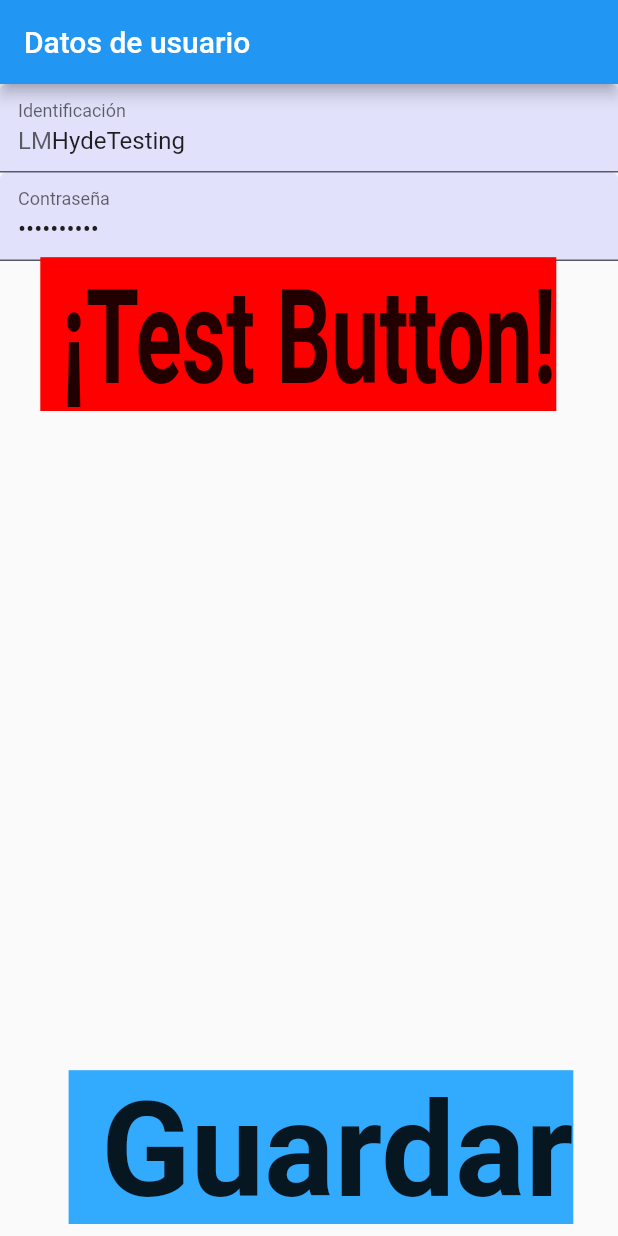
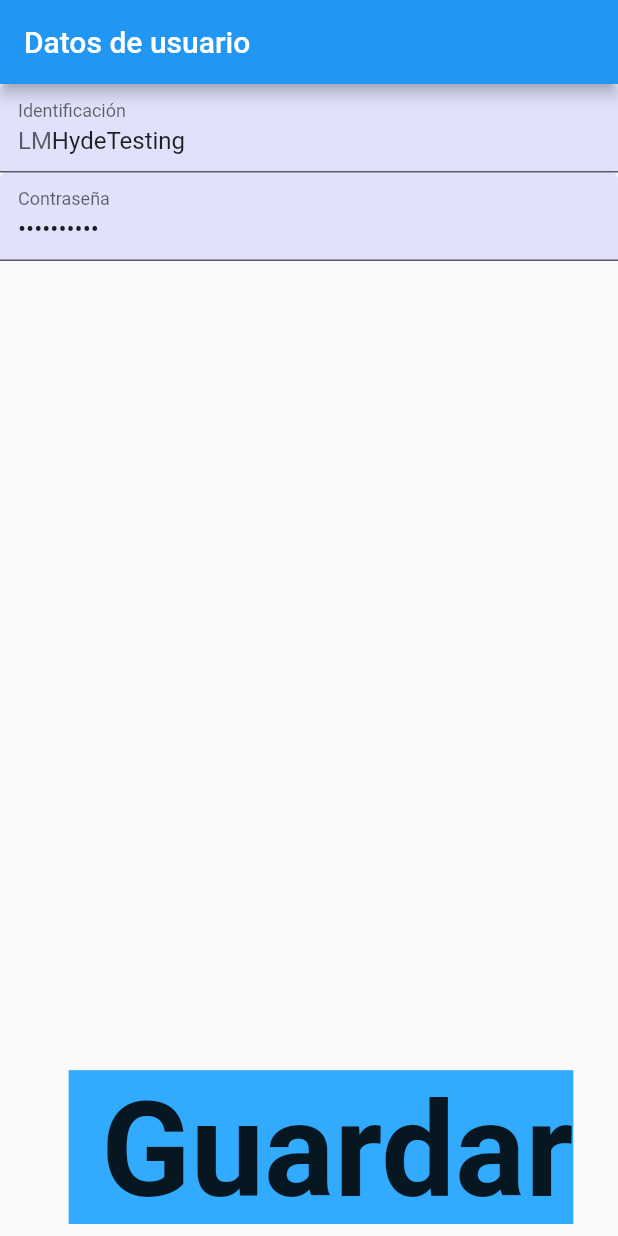
Before and after one commit to hydekyle/Flutter-Taxi-App, a Flutter app: the screen it shows after launch, after a tap on the "local taxi" icon, on a phone screen of 412 x 824 dp. Run offline on Flutter 3.47's test engine with Material 2 defaults, Android fonts, the phone set to English and light mode, and no system bars; our stand-ins replace firebase_core, firebase_database, flutter_secure_storage; missing offline and left inert: nima; accounts and stored records are empty; statements that could not run were skipped.

Commit message:
views refactored

```diff
--- a/lib/views.dart
+++ b/lib/views.dart
@@ -3,10 +3,8 @@ import 'package:provider/provider.dart';
 import 'package:taxi2/models.dart';
 import 'package:nima/nima_actor.dart';
 
-class LoginPage extends StatelessWidget {
-  @override
-  Widget build(BuildContext context) {
-    final saveButton = ButtonBar(
+ButtonBar saveButton(BuildContext context) {
+  return ButtonBar(
     children: <Widget>[
       InkWell(
         onTap: () => Navigator.of(context).pushNamed("/welcome"),
@@ -30,7 +28,10 @@ class LoginPage extends StatelessWidget {
       )
     ],
   );
-    final loginInput = TextFormField(
+}
+
+TextFormField loginInput(BuildContext context) {
+  return TextFormField(
     initialValue: Provider.of<Store>(context, listen: false).getMyUsername(),
     onChanged: (newValue) {
       Provider.of<Store>(context, listen: false).changeUsername(newValue);
@@ -41,7 +42,10 @@ class LoginPage extends StatelessWidget {
         fillColor: Color.fromRGBO(0, 0, 255, 0.1),
         prefixText: "LM"),
   );
-    final passwordInput = TextFormField(
+}
+
+TextFormField passwordInput(BuildContext context) {
+  return TextFormField(
     initialValue: "myPassword",
     onChanged: (newValue) {
       //inputPassword = newValue;
@@ -53,72 +57,11 @@ class LoginPage extends StatelessWidget {
       fillColor: Color.fromRGBO(0, 0, 255, 0.1),
     ),
   );
+}
 
-    final testButton = InkWell(
-      onTap: () => UserConfig().readMyUsername(),
-      child: Center(
-        heightFactor: 1.0,
-        widthFactor: 1.0,
-        child: SizedBox(
-          height: 100.0,
-          width: MediaQuery.of(context).size.width / 1.15,
-          child: FittedBox(
-            fit: BoxFit.fill,
-            child: Text(
-              " Leer usuario ",
-              style: TextStyle(
-                  fontWeight: FontWeight.bold,
-                  backgroundColor: Color.fromRGBO(255, 0, 0, 1.0)),
-            ),
-          ),
-        ),
-      ),
-    );
-
-    final testButton2 = InkWell(
-      onTap: () => UserConfig().saveMyUsername(
-          Provider.of<Store>(context, listen: false).getMyUsername()),
-      child: Center(
-        heightFactor: 1.0,
-        widthFactor: 1.0,
-        child: SizedBox(
-          height: 100.0,
-          width: MediaQuery.of(context).size.width / 1.15,
-          child: FittedBox(
-            fit: BoxFit.fill,
-            child: Text(
-              " Save usuario ",
-              style: TextStyle(
-                  fontWeight: FontWeight.bold,
-                  backgroundColor: Color.fromRGBO(255, 0, 0, 1.0)),
-            ),
-          ),
-        ),
-      ),
-    );
-
-    final testButton3 = InkWell(
-      onTap: () => Provider.of<Store>(context, listen: false)
-          .database
-          .testButton(UserConfig.testingConfig()),
-      child: Center(
-        heightFactor: 1.0,
-        widthFactor: 1.0,
-        child: SizedBox(
-          height: 100.0,
-          width: MediaQuery.of(context).size.width / 1.15,
-          child: FittedBox(
-            fit: BoxFit.fill,
-            child: Text(
-              " ¡Test Button! ",
-              style: TextStyle(
-                  fontWeight: FontWeight.bold,
-                  backgroundColor: Color.fromRGBO(255, 0, 0, 1.0)),
-            ),
-          ),
-        ),
-      ),
-    );
+class LoginPage extends StatelessWidget {
+  @override
+  Widget build(BuildContext context) {
     return MaterialApp(
       title: "Login",
       home: Scaffold(
@@ -127,21 +70,18 @@ class LoginPage extends StatelessWidget {
         ),
         body: Column(
           children: <Widget>[
-            loginInput,
-            passwordInput,
-            testButton3,
+            loginInput(context),
+            passwordInput(context),
           ],
         ),
-        bottomNavigationBar: saveButton,
+        bottomNavigationBar: saveButton(context),
       ),
     );
   }
 }
 
-class WelcomePage extends StatelessWidget {
-  @override
-  Widget build(BuildContext context) {
-    final topBar = AppBar(
+AppBar topBar(BuildContext context) {
+  return AppBar(
     title: Text('Taxi Laguna'),
     actions: <Widget>[
       IconButton(
@@ -152,7 +92,10 @@ class WelcomePage extends StatelessWidget {
       )
     ],
   );
-    final myBody = Column(
+}
+
+Column myBody(BuildContext context) {
+  return Column(
     children: <Widget>[
       Tooltip(
         message: "Taxi Laguna",
@@ -171,19 +114,13 @@ class WelcomePage extends StatelessWidget {
           "¡Hola ${Provider.of<Store>(context, listen: false).userConfig.username}!")
     ],
   );
-    void onStatusButton() {
-      String myName =
-          Provider.of<Store>(context, listen: false).getMyUsername();
-      if (myName.toUpperCase() == "ADMIN")
-        Navigator.of(context).pushNamed("/admin");
-      else
-        print("Vete acostarte");
 }
 
-    final statusButton = ButtonBar(
+ButtonBar statusButton(BuildContext context) {
+  return ButtonBar(
     children: <Widget>[
       InkWell(
-          onTap: () => onStatusButton(),
+        onTap: () => onStatusButton(context),
         child: Center(
           heightFactor: 1.0,
           widthFactor: 1.0,
@@ -204,10 +141,25 @@ class WelcomePage extends StatelessWidget {
       )
     ],
   );
+}
+
+void onStatusButton(BuildContext context) {
+  String myName = Provider.of<Store>(context, listen: false).getMyUsername();
+  if (myName.toUpperCase() == "ADMIN")
+    Navigator.of(context).pushNamed("/admin");
+  else
+    print("Vete acostarte");
+}
+
+class WelcomePage extends StatelessWidget {
+  @override
+  Widget build(BuildContext context) {
     return MaterialApp(
         title: 'Taxi Laguna',
         home: Scaffold(
-            appBar: topBar, body: myBody, bottomNavigationBar: statusButton));
+            appBar: topBar(context),
+            body: myBody(context),
+            bottomNavigationBar: statusButton(context)));
   }
 }
 
@@ -226,3 +178,69 @@ class AdminPage extends StatelessWidget {
     );
   }
 }
+
+// final testButton = InkWell(
+//       onTap: () => UserConfig().readMyUsername(),
+//       child: Center(
+//         heightFactor: 1.0,
+//         widthFactor: 1.0,
+//         child: SizedBox(
+//           height: 100.0,
+//           width: MediaQuery.of(context).size.width / 1.15,
+//           child: FittedBox(
+//             fit: BoxFit.fill,
+//             child: Text(
+//               " Leer usuario ",
+//               style: TextStyle(
+//                   fontWeight: FontWeight.bold,
+//                   backgroundColor: Color.fromRGBO(255, 0, 0, 1.0)),
+//             ),
+//           ),
+//         ),
+//       ),
+//     );
+
+//     final testButton2 = InkWell(
+//       onTap: () => UserConfig().saveMyUsername(
+//           Provider.of<Store>(context, listen: false).getMyUsername()),
+//       child: Center(
+//         heightFactor: 1.0,
+//         widthFactor: 1.0,
+//         child: SizedBox(
+//           height: 100.0,
+//           width: MediaQuery.of(context).size.width / 1.15,
+//           child: FittedBox(
+//             fit: BoxFit.fill,
+//             child: Text(
+//               " Save usuario ",
+//               style: TextStyle(
+//                   fontWeight: FontWeight.bold,
+//                   backgroundColor: Color.fromRGBO(255, 0, 0, 1.0)),
+//             ),
+//           ),
+//         ),
+//       ),
+//     );
+
+//     final testButton3 = InkWell(
+//       onTap: () => Provider.of<Store>(context, listen: false)
+//           .database
+//           .testButton(UserConfig.testingConfig()),
+//       child: Center(
+//         heightFactor: 1.0,
+//         widthFactor: 1.0,
+//         child: SizedBox(
+//           height: 100.0,
+//           width: MediaQuery.of(context).size.width / 1.15,
+//           child: FittedBox(
+//             fit: BoxFit.fill,
+//             child: Text(
+//               " ¡Test Button! ",
+//               style: TextStyle(
+//                   fontWeight: FontWeight.bold,
+//                   backgroundColor: Color.fromRGBO(255, 0, 0, 1.0)),
+//             ),
+//           ),
+//         ),
+//       ),
+//     );
```
Also changed, not shown: 1 other file. Lines whose indentation alone changed are shown as unchanged.
